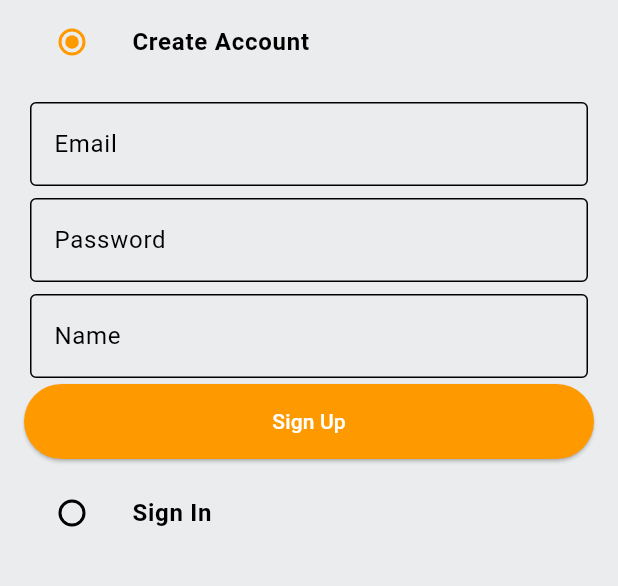
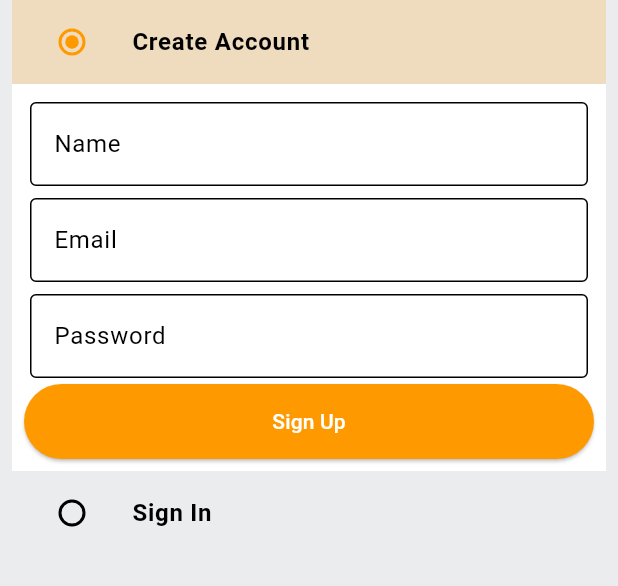
Before and after one commit to KhalilAmamri/my_amazon_app, a Flutter app: the screen it shows after launch, on a phone screen of 412 x 824 dp, the part 63-649 px from its top. Run offline on Flutter 3.47's test engine with Material 3 defaults, Android fonts, the light colour scheme and no system bars.

Commit message:
Fix button show color

```diff
--- a/lib/features/auth/screens/auth_screen.dart
+++ b/lib/features/auth/screens/auth_screen.dart
@@ -43,6 +43,9 @@ class _AuthScreenState extends State<AuthScreen> {
                 style: TextStyle(fontSize: 24, fontWeight: FontWeight.bold),
               ),
               ListTile(
+                tileColor: _auth == Auth.signup
+                    ? GlobalVar.secondaryColor.withOpacity(0.2)
+                    : Colors.transparent,
                 title: Text(
                   "Create Account",
                   style: TextStyle(fontWeight: FontWeight.bold),
@@ -60,11 +63,16 @@ class _AuthScreenState extends State<AuthScreen> {
               ),
               if (_auth == Auth.signup)
                 Container(
+                  color: GlobalVar.backgroundColor,
                   padding: const EdgeInsets.all(8.0),
                   child: Form(
                     key: _signUpFormKey,
                     child: Column(
                       children: [
+                        CustumTextfield(
+                          controller: _nameController,
+                          hintText: "Name",
+                        ),
                         CustumTextfield(
                           controller: _emailController,
                           hintText: "Email",
@@ -73,10 +81,6 @@ class _AuthScreenState extends State<AuthScreen> {
                           controller: _passwordController,
                           hintText: "Password",
                         ),
-                        CustumTextfield(
-                          controller: _nameController,
-                          hintText: "Name",
-                        ),
                         MyCustumButton(text: "Sign Up", Onclick: () {}),
                       ],
                     ),
@@ -84,6 +88,9 @@ class _AuthScreenState extends State<AuthScreen> {
                 ),
 
               ListTile(
+                tileColor: _auth == Auth.signin
+                    ? GlobalVar.secondaryColor.withOpacity(0.2)
+                    : Colors.transparent,
                 title: Text(
                   "Sign In",
                   style: TextStyle(fontWeight: FontWeight.bold),
@@ -99,6 +106,27 @@ class _AuthScreenState extends State<AuthScreen> {
                   },
                 ),
               ),
+              if (_auth == Auth.signin)
+                Container(
+                  color: GlobalVar.backgroundColor,
+                  padding: const EdgeInsets.all(8.0),
+                  child: Form(
+                    key: _signUpFormKey,
+                    child: Column(
+                      children: [
+                        CustumTextfield(
+                          controller: _emailController,
+                          hintText: "Email",
+                        ),
+                        CustumTextfield(
+                          controller: _passwordController,
+                          hintText: "Password",
+                        ),
+                        MyCustumButton(text: "Sign In", Onclick: () {}),
+                      ],
+                    ),
+                  ),
+                ),
             ],
           ),
         ),
```
